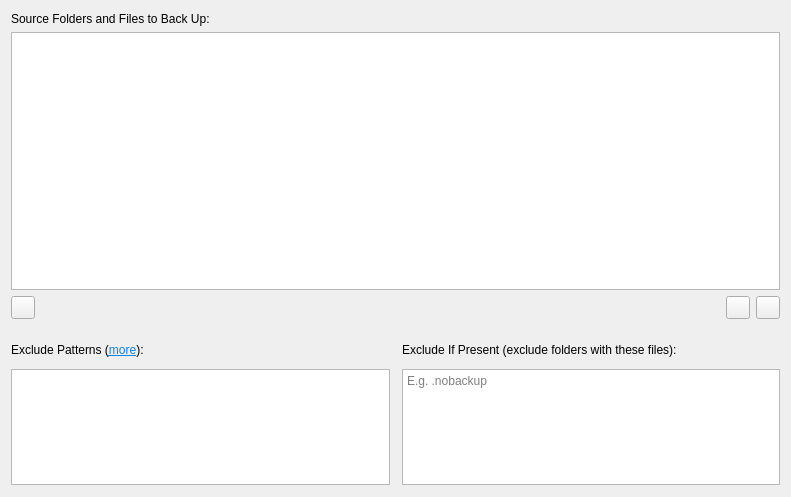
borgbase/vorta, file src/vorta/assets/UI/sourcetab.ui: the form before one commit.
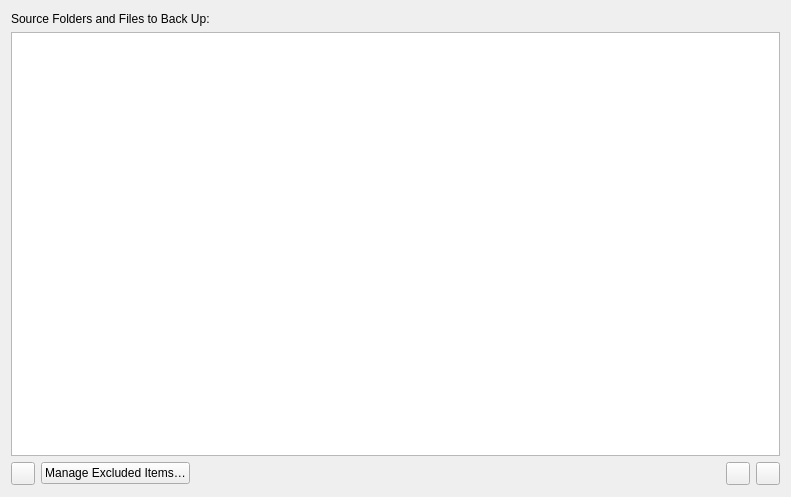
The form after the commit.

Commit message: Exclude GUI. By @diivi (#1846)

Patch:
```diff
--- a/src/vorta/assets/UI/sourcetab.ui
+++ b/src/vorta/assets/UI/sourcetab.ui
@@ -13,7 +13,7 @@
   <property name="windowTitle">
    <string>Form</string>
   </property>
-  <layout class="QVBoxLayout" name="verticalLayout_2" stretch="2,1">
+  <layout class="QVBoxLayout" name="verticalLayout_2" stretch="2">
    <property name="spacing">
     <number>12</number>
    </property>
@@ -112,6 +112,16 @@
           </property>
          </widget>
         </item>
+        <item>
+         <widget class="QPushButton" name="bExclude">
+          <property name="text">
+           <string>Manage Excluded Items…</string>
+          </property>
+         </widget>
+        </item>
+        <item>
+         <layout class="QHBoxLayout" name="horizontalLayout"/>
+        </item>
         <item>
          <spacer name="horizontalSpacer">
           <property name="orientation">
@@ -147,65 +157,6 @@
      </layout>
     </widget>
    </item>
-   <item>
-    <layout class="QGridLayout" name="gridLayout" rowstretch="0,1">
-     <property name="topMargin">
-      <number>12</number>
-     </property>
-     <item row="0" column="0">
-      <widget class="QLabel" name="label">
-       <property name="text">
-        <string>&lt;html&gt;&lt;head/&gt;&lt;body&gt;&lt;p&gt;Exclude Patterns (&lt;a href=&quot;https://borgbackup.readthedocs.io/en/stable/usage/help.html#borg-help-patterns&quot;&gt;&lt;span style=&quot; text-decoration: underline; color:#0984e3;&quot;&gt;more&lt;/span&gt;&lt;/a&gt;):&lt;/p&gt;&lt;/body&gt;&lt;/html&gt;</string>
-       </property>
-       <property name="openExternalLinks">
-        <bool>true</bool>
-       </property>
-      </widget>
-     </item>
-     <item row="0" column="1">
-      <widget class="QLabel" name="label_2">
-       <property name="text">
-        <string>Exclude If Present (exclude folders with these files):</string>
-       </property>
-      </widget>
-     </item>
-     <item row="1" column="0">
-      <widget class="QPlainTextEdit" name="excludePatternsField">
-       <property name="sizePolicy">
-        <sizepolicy hsizetype="Expanding" vsizetype="Preferred">
-         <horstretch>0</horstretch>
-         <verstretch>0</verstretch>
-        </sizepolicy>
-       </property>
-       <property name="sizeAdjustPolicy">
-        <enum>QAbstractScrollArea::AdjustToContentsOnFirstShow</enum>
-       </property>
-       <property name="plainText">
-        <string/>
-       </property>
-       <property name="placeholderText">
-        <string>E.g. */.cache</string>
-       </property>
-      </widget>
-     </item>
-     <item row="1" column="1">
-      <widget class="QPlainTextEdit" name="excludeIfPresentField">
-       <property name="sizePolicy">
-        <sizepolicy hsizetype="Expanding" vsizetype="Preferred">
-         <horstretch>0</horstretch>
-         <verstretch>0</verstretch>
-        </sizepolicy>
-       </property>
-       <property name="sizeAdjustPolicy">
-        <enum>QAbstractScrollArea::AdjustToContentsOnFirstShow</enum>
-       </property>
-       <property name="placeholderText">
-        <string>E.g. .nobackup</string>
-       </property>
-      </widget>
-     </item>
-    </layout>
-   </item>
   </layout>
  </widget>
  <resources/>
```
The commit also changes 11 other files.
